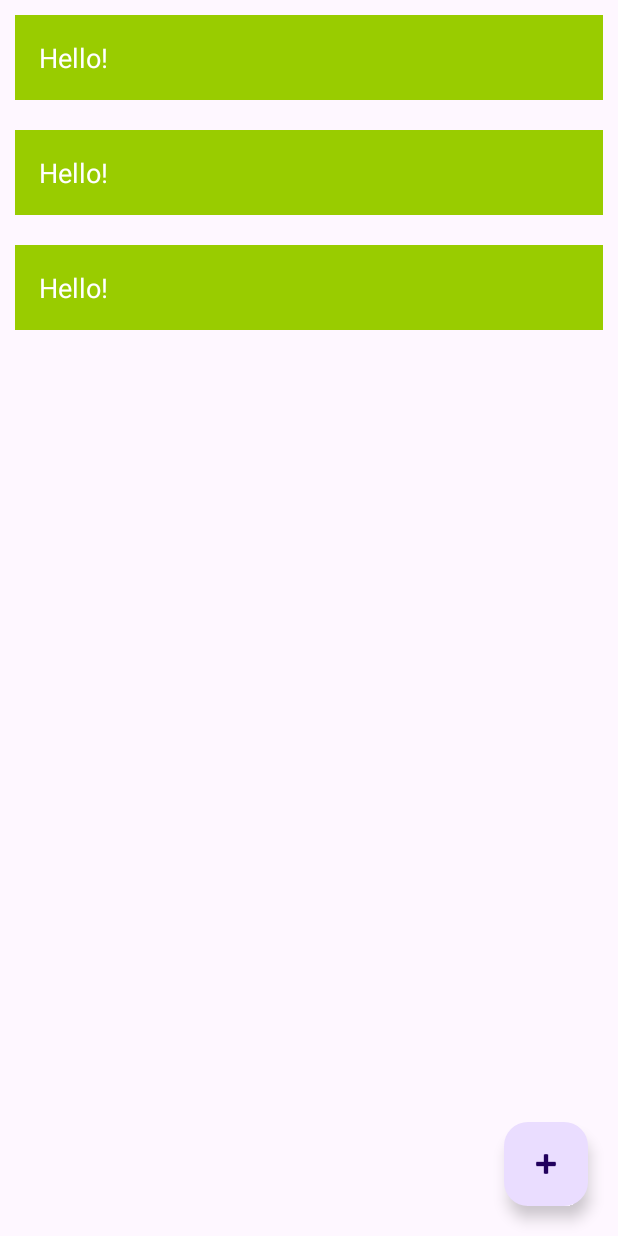
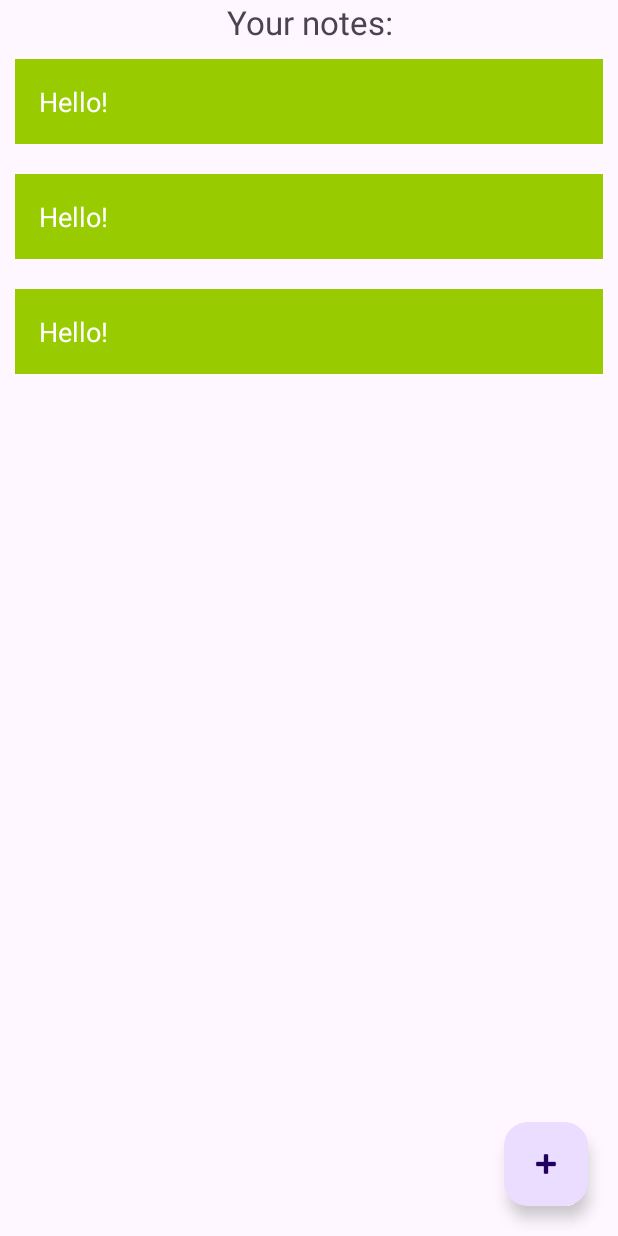
Before and after one commit to ri-gusev/ToDo-list-MVVM, an Android app: the layout activity_main.xml on its own in the app's theme, with its tools: preview values and no code run, on a phone screen of 412 x 824 dp. Run offline under Robolectric (Android 15) with nearby library versions, the phone set to English and light mode, and no system bars.

Commit message:
add handler and now we are working with the database in the background thread. Also add new TextView to the main activity

```diff
--- a/app/src/main/java/com/example/todo/NotesDatabase.java
+++ b/app/src/main/java/com/example/todo/NotesDatabase.java
@@ -18,8 +18,7 @@ public abstract class NotesDatabase extends RoomDatabase {
                     application,
                     NotesDatabase.class,
                     DB_NAME
-            )       .allowMainThreadQueries()
-                    .build();
+            ).build();
         }
         return instance;
     }
--- a/app/src/main/res/layout/activity_main.xml
+++ b/app/src/main/res/layout/activity_main.xml
@@ -7,10 +7,22 @@
     android:layout_height="match_parent"
     tools:context=".MainActivity">
 
+    <TextView
+        android:id="@+id/TextViewNote"
+        android:layout_width="wrap_content"
+        android:layout_height="wrap_content"
+        android:text="@string/your_notes"
+        android:textSize="22sp"
+        android:textAlignment="center"
+        app:layout_constraintBottom_toTopOf="@+id/RecyclerViewNotes"
+        app:layout_constraintEnd_toEndOf="parent"
+        app:layout_constraintStart_toStartOf="parent" />
+
     <androidx.recyclerview.widget.RecyclerView
         android:id="@+id/RecyclerViewNotes"
         android:layout_width="match_parent"
-        android:layout_height="match_parent"
+        android:layout_height="wrap_content"
+        app:layout_constraintTop_toBottomOf="@+id/TextViewNote"
         app:layoutManager="androidx.recyclerview.widget.LinearLayoutManager"
         tools:listitem="@layout/note_item"/>
 
--- a/app/src/main/res/values/strings.xml
+++ b/app/src/main/res/values/strings.xml
@@ -6,4 +6,5 @@
     <string name="high">High</string>
     <string name="choose_priority_for_your_note">Choose priority for your note:</string>
     <string name="add_note">Add note</string>
+    <string name="your_notes">Your notes:</string>
 </resources>
```
Also changed, not shown: app/src/main/java/com/example/todo/AddNoteActivity.java (+18 -2 lines), app/src/main/java/com/example/todo/Database.java (deleted, +0 -43 lines), app/src/main/java/com/example/todo/MainActivity.java (+32 -3 lines).
